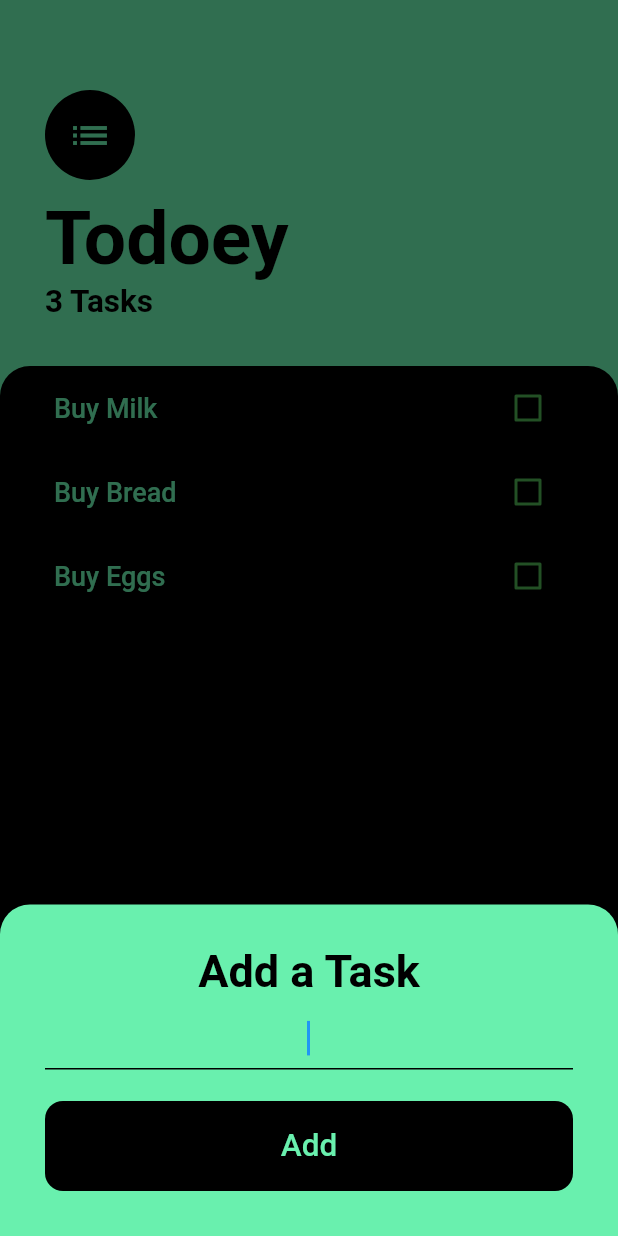
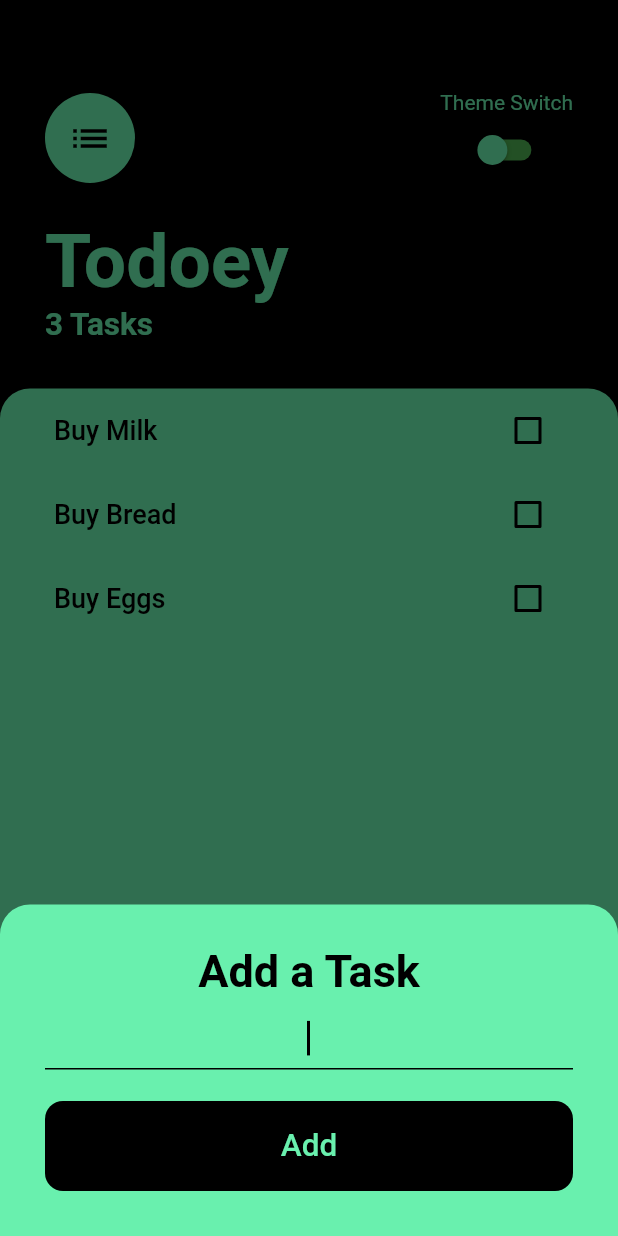
Before and after one commit to SalvadorChaos/To-Do-E, a Flutter app: the TasksScreen screen opened directly, after a tap on the "add" icon, on a phone screen of 412 x 824 dp. Run offline on Flutter 3.47's test engine with Material 2 defaults, Android fonts, the phone set to English and light mode, and no system bars.

Commit message:
Add a Switch for theme color switching

```diff
--- a/lib/screens/add_task_screen.dart
+++ b/lib/screens/add_task_screen.dart
@@ -2,6 +2,7 @@ import 'package:flutter/material.dart';
 import 'package:provider/provider.dart';
 
 import '../models/task_data.dart';
+import 'tasks_screen.dart';
 
 class AddTaskScreen extends StatefulWidget {
   final Function addTaskCallback;
@@ -25,7 +26,7 @@ class _AddTaskScreenState extends State<AddTaskScreen> {
         bottom: 30.0,
       ),
       decoration: BoxDecoration(
-        color: Colors.greenAccent,
+        color: TasksScreen.isSwitched ? Colors.black : Colors.greenAccent,
         borderRadius: BorderRadius.only(
           topLeft: Radius.circular(20.0),
           topRight: Radius.circular(20.0),
@@ -37,7 +38,8 @@ class _AddTaskScreenState extends State<AddTaskScreen> {
             Text(
               'Add a Task',
               style: TextStyle(
-                color: Colors.black,
+                color:
+                    TasksScreen.isSwitched ? Colors.greenAccent : Colors.black,
                 fontSize: 30.0,
                 fontWeight: FontWeight.w600,
               ),
@@ -45,7 +47,10 @@ class _AddTaskScreenState extends State<AddTaskScreen> {
             TextField(
               autofocus: true,
               textAlign: TextAlign.center,
+              cursorColor: TasksScreen.isSwitched ? Colors.green : Colors.black,
               style: TextStyle(
+                color:
+                    TasksScreen.isSwitched ? Colors.greenAccent : Colors.black,
                 fontSize: 20.0,
               ),
               decoration: InputDecoration(
@@ -61,11 +66,14 @@ class _AddTaskScreenState extends State<AddTaskScreen> {
               height: 60.0,
               width: double.infinity,
               child: FlatButton(
-                color: Colors.black,
+                color:
+                    TasksScreen.isSwitched ? Colors.greenAccent : Colors.black,
                 child: Text(
                   'Add',
                   style: TextStyle(
-                    color: Colors.greenAccent,
+                    color: TasksScreen.isSwitched
+                        ? Colors.black
+                        : Colors.greenAccent,
                     fontSize: 21.0,
                   ),
                 ),
--- a/lib/screens/tasks_screen.dart
+++ b/lib/screens/tasks_screen.dart
@@ -3,13 +3,33 @@ import 'package:provider/provider.dart';
 
 import '../models/task_data.dart';
 import '../widgets/tasks_list.dart';
+import '../widgets/theme_switch.dart';
 import 'add_task_screen.dart';
 
-class TasksScreen extends StatelessWidget {
+class TasksScreen extends StatefulWidget {
+  static bool isSwitched = false;
+  @override
+  _TasksScreenState createState() => _TasksScreenState();
+}
+
+class _TasksScreenState extends State<TasksScreen> {
+  Color lightThemeColor = Colors.greenAccent;
+  Color darkThemeColor = Colors.black;
+
   @override
   Widget build(BuildContext context) {
     return Scaffold(
-      backgroundColor: Colors.greenAccent,
+      appBar: PreferredSize(
+        preferredSize: Size.fromHeight(0.0),
+        child: AppBar(
+          backgroundColor: darkThemeColor,
+          brightness:
+              TasksScreen.isSwitched ? Brightness.light : Brightness.dark,
+          elevation: 0.0,
+        ),
+      ),
+      backgroundColor: darkThemeColor,
+      extendBodyBehindAppBar: true,
       body: Column(
         crossAxisAlignment: CrossAxisAlignment.start,
         children: <Widget>[
@@ -23,22 +43,42 @@ class TasksScreen extends StatelessWidget {
             child: Column(
               crossAxisAlignment: CrossAxisAlignment.start,
               children: <Widget>[
+                Row(
+                  mainAxisAlignment: MainAxisAlignment.spaceBetween,
+                  children: <Widget>[
                     CircleAvatar(
                       child: Icon(
                         Icons.list,
-                    color: Colors.greenAccent,
+                        color: darkThemeColor,
                         size: 30.0,
                       ),
-                  backgroundColor: Colors.black,
+                      backgroundColor: lightThemeColor,
                       radius: 30.0,
                     ),
+                    ThemeSwitch(
+                      onChanged: (value) {
+                        setState(() {
+                          TasksScreen.isSwitched = !TasksScreen.isSwitched;
+                          if (TasksScreen.isSwitched == true) {
+                            darkThemeColor = Colors.greenAccent;
+                            lightThemeColor = Colors.black;
+                          } else {
+                            darkThemeColor = Colors.black;
+                            lightThemeColor = Colors.greenAccent;
+                          }
+                          print(TasksScreen.isSwitched);
+                        });
+                      },
+                    ),
+                  ],
+                ),
                 SizedBox(
-                  height: 10.0,
+                  height: 21.0,
                 ),
                 Text(
                   'Todoey',
                   style: TextStyle(
-                    color: Colors.black,
+                    color: lightThemeColor,
                     fontSize: 50.0,
                     fontWeight: FontWeight.w700,
                   ),
@@ -46,7 +86,7 @@ class TasksScreen extends StatelessWidget {
                 Text(
                   '${Provider.of<TaskData>(context).taskCount} Tasks',
                   style: TextStyle(
-                    color: Colors.black,
+                    color: lightThemeColor,
                     fontSize: 21.0,
                     fontWeight: FontWeight.w600,
                   ),
@@ -60,7 +100,7 @@ class TasksScreen extends StatelessWidget {
                 horizontal: 20.0,
               ),
               decoration: BoxDecoration(
-                color: Colors.black,
+                color: lightThemeColor,
                 borderRadius: BorderRadius.only(
                   topLeft: Radius.circular(20.0),
                   topRight: Radius.circular(20.0),
@@ -72,10 +112,10 @@ class TasksScreen extends StatelessWidget {
         ],
       ),
       floatingActionButton: FloatingActionButton(
-        backgroundColor: Colors.greenAccent,
+        backgroundColor: darkThemeColor,
         child: Icon(
           Icons.add,
-          color: Colors.black,
+          color: lightThemeColor,
         ),
         onPressed: () {
           showModalBottomSheet(
--- a/lib/widgets/task_tile.dart
+++ b/lib/widgets/task_tile.dart
@@ -1,4 +1,6 @@
 import 'package:flutter/material.dart';
+
+import '../screens/tasks_screen.dart';
 
 class TaskTile extends StatelessWidget {
   TaskTile({
@@ -20,7 +22,7 @@ class TaskTile extends StatelessWidget {
       title: Text(
         taskTitle,
         style: TextStyle(
-          color: Colors.greenAccent,
+          color: TasksScreen.isSwitched ? Colors.greenAccent : Colors.black,
           fontSize: 18.0,
           fontWeight: FontWeight.w500,
           decoration: isChecked ? TextDecoration.lineThrough : null,
@@ -28,12 +30,15 @@ class TaskTile extends StatelessWidget {
       ),
       trailing: Theme(
         data: Theme.of(context).copyWith(
-          unselectedWidgetColor: Colors.green,
+          unselectedWidgetColor:
+              TasksScreen.isSwitched ? Colors.green : Colors.black,
         ),
         child: Checkbox(
           value: isChecked,
-          activeColor: Colors.greenAccent,
-          checkColor: Colors.black,
+          activeColor:
+              TasksScreen.isSwitched ? Colors.greenAccent : Colors.black,
+          checkColor:
+              TasksScreen.isSwitched ? Colors.black : Colors.greenAccent,
           onChanged: checkboxCallback,
         ),
       ),
--- /dev/null
+++ b/lib/widgets/theme_switch.dart
@@ -0,0 +1,37 @@
+import 'package:flutter/material.dart';
+
+import '../screens/tasks_screen.dart';
+
+class ThemeSwitch extends StatelessWidget {
+  ThemeSwitch({
+    @required this.onChanged,
+  });
+
+  final Function onChanged;
+
+  @override
+  Widget build(BuildContext context) {
+    return Container(
+      child: Column(
+        children: <Widget>[
+          Text(
+            'Theme Switch',
+            style: TextStyle(
+              color: TasksScreen.isSwitched ? Colors.black : Colors.greenAccent,
+            ),
+          ),
+          Switch(
+            activeTrackColor: Colors.green,
+            activeColor:
+                TasksScreen.isSwitched ? Colors.black : Colors.greenAccent,
+            inactiveThumbColor:
+                TasksScreen.isSwitched ? Colors.black : Colors.greenAccent,
+            inactiveTrackColor: Colors.green,
+            value: TasksScreen.isSwitched,
+            onChanged: onChanged,
+          ),
+        ],
+      ),
+    );
+  }
+}
```
Lines whose indentation alone changed are shown as unchanged.
